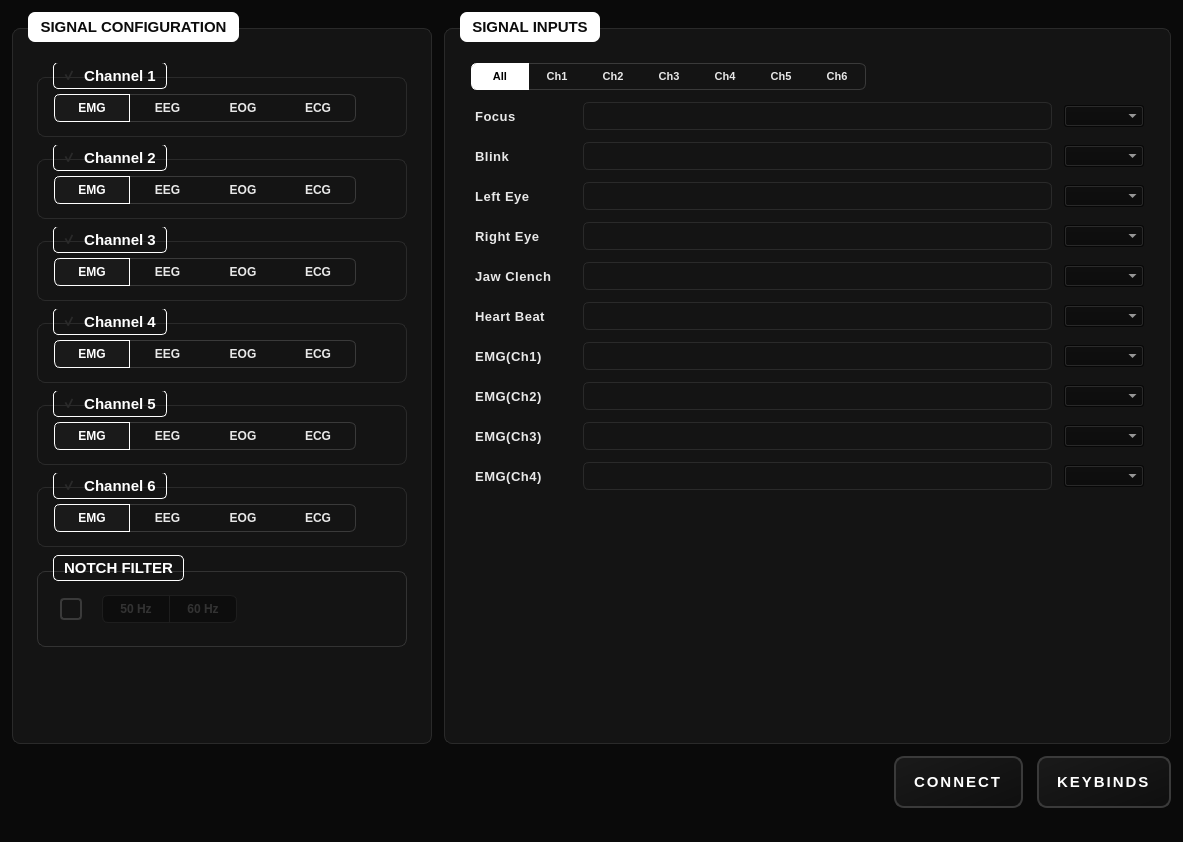
Qt form NPG-Controller.ui (CIumsy/NPG-Gamepad) before a commit.
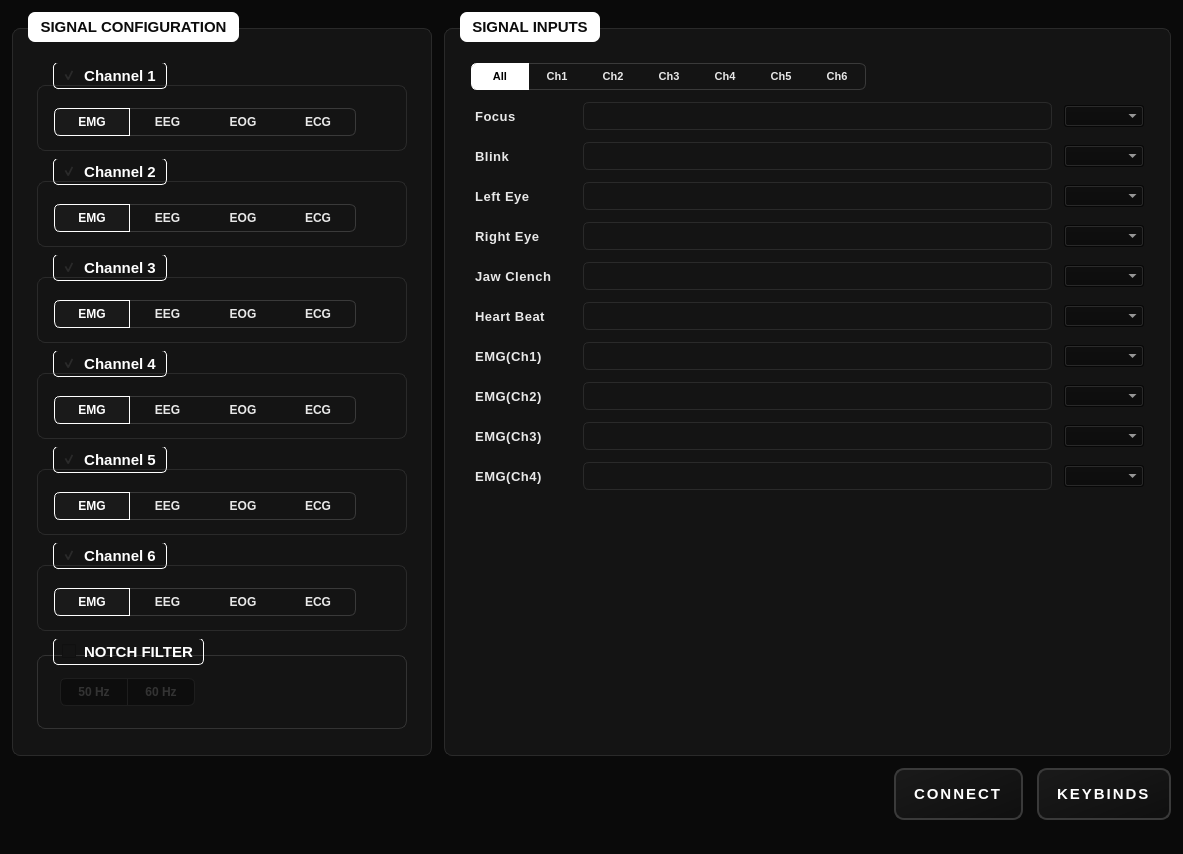
The same form after that commit. Icons and pictures are not drawn.

What changed in the file:
```diff
--- a/NPG-Controller.ui
+++ b/NPG-Controller.ui
@@ -66,7 +66,7 @@
     spacing: 10px;
     font-size: 13px;
     font-weight: 700;
-    padding: 4px 0px;
+    padding: 6px 0px 6px 0px;
     background-color: transparent;
 }
 
@@ -80,14 +80,20 @@
     border-radius: 4px;
     background-color: transparent;
     border: 2px solid #3a3a3a;
+    transition: border 0.2s, background 0.2s;
 }
-
-QCheckBox::indicator:hover {
+QCheckBox::indicator:hover,
+QCheckBox::indicator:focus {
     border: 2px solid #ffffff;
 }
-
 QCheckBox::indicator:checked {
-    background-color: transparent;
+    background-color: #0a0a0a;
+    border: 2px solid #ffffff;
+    image: url(icons/check.svg);
+}
+QCheckBox::indicator:checked:hover,
+QCheckBox::indicator:checked:focus {
+    background-color: #0a0a0a;
     border: 2px solid #ffffff;
     image: url(icons/check.svg);
 }
@@ -293,7 +299,7 @@
          <item>
           <widget class="QGroupBox" name="grpCh1">
            <property name="checkable"><bool>true</bool></property><property name="checked"><bool>true</bool></property><property name="styleSheet">
-            <string notr="true">QGroupBox#grpCh1{background-color:transparent;border:1px solid #2a2a2a;border-radius:8px;margin-top:14px;padding:6px 8px;}QGroupBox#grpCh1::title{}</string>
+            <string notr="true">QGroupBox#grpCh1{background-color:transparent;border:1px solid #2a2a2a;border-radius:8px;margin-top:22px;margin-bottom:0px;padding:12px 8px 6px 8px;}QGroupBox#grpCh1::title{}</string>
            </property>
            <property name="title">
             <string>Channel 1</string>
@@ -395,7 +401,7 @@
          <item>
           <widget class="QGroupBox" name="grpCh2">
            <property name="checkable"><bool>true</bool></property><property name="checked"><bool>true</bool></property><property name="styleSheet">
-            <string notr="true">QGroupBox#grpCh2{background-color:transparent;border:1px solid #2a2a2a;border-radius:8px;margin-top:14px;padding:6px 8px;}QGroupBox#grpCh2::title{}</string>
+            <string notr="true">QGroupBox#grpCh2{background-color:transparent;border:1px solid #2a2a2a;border-radius:8px;margin-top:22px;margin-bottom:0px;padding:12px 8px 6px 8px;}QGroupBox#grpCh2::title{}</string>
            </property>
            <property name="title">
             <string>Channel 2</string>
@@ -497,7 +503,7 @@
          <item>
           <widget class="QGroupBox" name="grpCh3">
            <property name="checkable"><bool>true</bool></property><property name="checked"><bool>true</bool></property><property name="styleSheet">
-            <string notr="true">QGroupBox#grpCh3{background-color:transparent;border:1px solid #2a2a2a;border-radius:8px;margin-top:14px;padding:6px 8px;}QGroupBox#grpCh3::title{}</string>
+            <string notr="true">QGroupBox#grpCh3{background-color:transparent;border:1px solid #2a2a2a;border-radius:8px;margin-top:22px;margin-bottom:0px;padding:12px 8px 6px 8px;}QGroupBox#grpCh3::title{}</string>
            </property>
            <property name="title">
             <string>Channel 3</string>
@@ -599,7 +605,7 @@
          <item>
           <widget class="QGroupBox" name="grpCh4">
            <property name="checkable"><bool>true</bool></property><property name="checked"><bool>true</bool></property><property name="styleSheet">
-            <string notr="true">QGroupBox#grpCh4{background-color:transparent;border:1px solid #2a2a2a;border-radius:8px;margin-top:14px;padding:6px 8px;}QGroupBox#grpCh4::title{}</string>
+            <string notr="true">QGroupBox#grpCh4{background-color:transparent;border:1px solid #2a2a2a;border-radius:8px;margin-top:22px;margin-bottom:0px;padding:12px 8px 6px 8px;}QGroupBox#grpCh4::title{}</string>
            </property>
            <property name="title">
             <string>Channel 4</string>
@@ -701,7 +707,7 @@
          <item>
           <widget class="QGroupBox" name="grpCh5">
            <property name="checkable"><bool>true</bool></property><property name="checked"><bool>true</bool></property><property name="styleSheet">
-            <string notr="true">QGroupBox#grpCh5{background-color:transparent;border:1px solid #2a2a2a;border-radius:8px;margin-top:14px;padding:6px 8px;}QGroupBox#grpCh5::title{}</string>
+            <string notr="true">QGroupBox#grpCh5{background-color:transparent;border:1px solid #2a2a2a;border-radius:8px;margin-top:22px;margin-bottom:0px;padding:12px 8px 6px 8px;}QGroupBox#grpCh5::title{}</string>
            </property>
            <property name="title">
             <string>Channel 5</string>
@@ -803,7 +809,7 @@
          <item>
           <widget class="QGroupBox" name="grpCh6">
            <property name="checkable"><bool>true</bool></property><property name="checked"><bool>true</bool></property><property name="styleSheet">
-            <string notr="true">QGroupBox#grpCh6{background-color:transparent;border:1px solid #2a2a2a;border-radius:8px;margin-top:14px;padding:6px 8px;}QGroupBox#grpCh6::title{}</string>
+            <string notr="true">QGroupBox#grpCh6{background-color:transparent;border:1px solid #2a2a2a;border-radius:8px;margin-top:22px;margin-bottom:0px;padding:12px 8px 6px 8px;}QGroupBox#grpCh6::title{}</string>
            </property>
            <property name="title">
             <string>Channel 6</string>
@@ -923,13 +929,6 @@
             <property name="bottomMargin">
              <number>8</number>
             </property>
-            <item>
-              <widget class="QCheckBox" name="chkNotch">
-               <property name="text">
-                <string />
-               </property>
-              </widget>
-             </item>
             <item>
              <layout class="QHBoxLayout" name="notchFreqLayout">
               <property name="spacing">
@@ -986,7 +985,7 @@
              </spacer>
             </item>
            </layout>
-          </widget>
+          <property name="checkable"><bool>true</bool></property><property name="checked"><bool>false</bool></property></widget>
          </item>
          <item>
           <spacer name="configSpacer">
```
